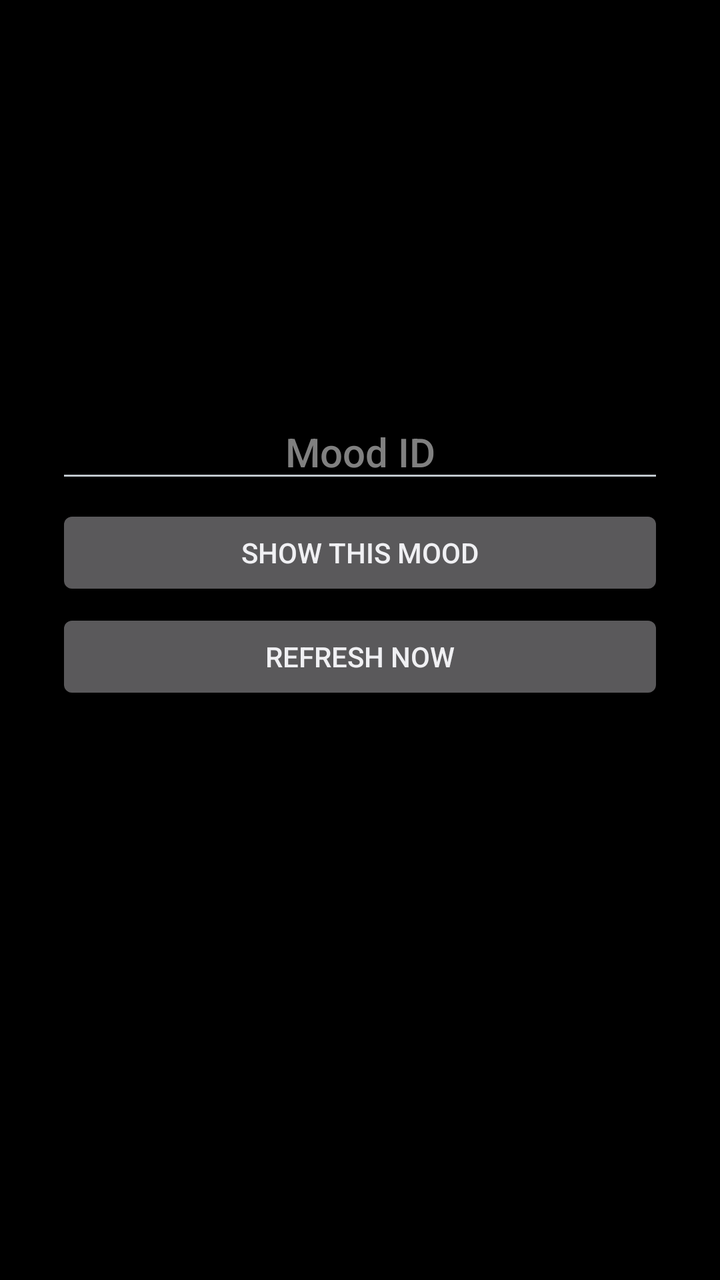
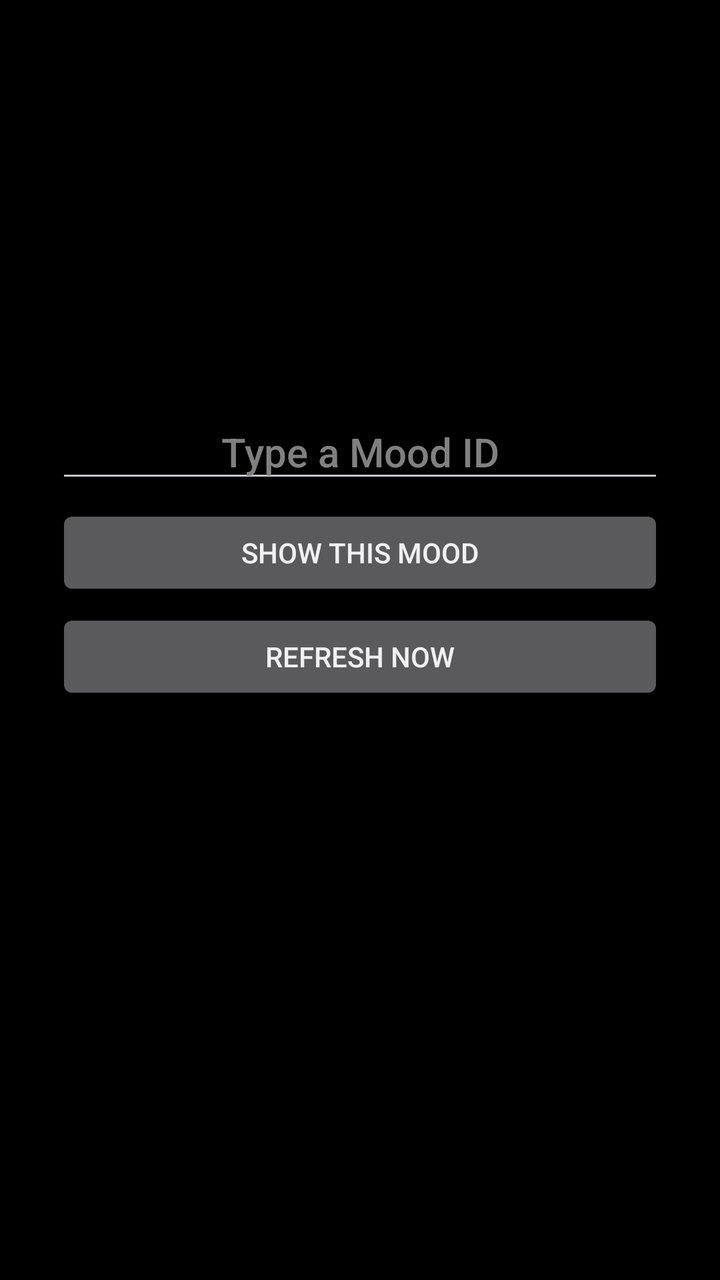

Compare the two renders of this Android layout. The source of the first and the diff that turns it into the second are given below.
<!-- AndroidManifest.xml: application theme android:Theme.DeviceDefault -->
<!-- res/layout/activity_main.xml -->
<?xml version="1.0" encoding="utf-8"?>
<ScrollView xmlns:android="http://schemas.android.com/apk/res/android"
    android:layout_width="match_parent"
    android:layout_height="match_parent"
    android:background="#000000"
    android:fillViewport="true">

    <LinearLayout
        android:layout_width="match_parent"
        android:layout_height="wrap_content"
        android:gravity="center_horizontal"
        android:orientation="vertical"
        android:paddingStart="28dp"
        android:paddingTop="24dp"
        android:paddingEnd="28dp"
        android:paddingBottom="48dp">

        <ImageView
            android:id="@+id/preview"
            android:layout_width="96dp"
            android:layout_height="96dp"
            android:contentDescription="@null"
            android:scaleType="centerCrop" />

        <TextView
            android:id="@+id/title"
            android:layout_width="wrap_content"
            android:layout_height="wrap_content"
            android:layout_marginTop="8dp"
            android:gravity="center"
            android:textColor="#FFFFFF"
            android:textSize="16sp"
            android:textStyle="bold" />

        <TextView
            android:id="@+id/status"
            android:layout_width="wrap_content"
            android:layout_height="wrap_content"
            android:layout_marginTop="2dp"
            android:gravity="center"
            android:textColor="#B0B0B0"
            android:textSize="12sp" />

        <TextView
            android:id="@+id/faceStatus"
            android:layout_width="wrap_content"
            android:layout_height="wrap_content"
            android:layout_marginTop="8dp"
            android:gravity="center"
            android:textColor="#FFFFFF"
            android:textSize="12sp" />

        <Button
            android:id="@+id/faceButton"
            android:layout_width="match_parent"
            android:layout_height="wrap_content"
            android:layout_marginTop="4dp"
            android:visibility="gone" />

        <EditText
            android:id="@+id/tokenInput"
            android:layout_width="match_parent"
            android:layout_height="wrap_content"
            android:layout_marginTop="10dp"
            android:gravity="center"
            android:hint="@string/token_hint"
            android:imeOptions="actionDone"
            android:importantForAutofill="no"
            android:inputType="number"
            android:maxLength="6"
            android:textColor="#FFFFFF"
            android:textColorHint="#808080"
            android:textSize="20sp" />

        <Button
            android:id="@+id/saveButton"
            android:layout_width="match_parent"
            android:layout_height="wrap_content"
            android:layout_marginTop="6dp"
            android:text="@string/show_mood" />

        <Button
            android:id="@+id/refreshButton"
            android:layout_width="match_parent"
            android:layout_height="wrap_content"
            android:layout_marginTop="4dp"
            android:text="@string/refresh_now" />
    </LinearLayout>
</ScrollView>
<!-- resources referenced by this layout -->
<resources>
  <string name="refresh_now">Refresh now</string>
  <string name="show_mood">Show this Mood</string>
  <string name="token_hint">Mood ID</string>
</resources>

<!-- the commit's change to res/layout/activity_main.xml (unified diff, before → after) -->
@@ -40,6 +40,14 @@
             android:gravity="center"
             android:textColor="#B0B0B0"
             android:textSize="12sp" />
+
+        <ProgressBar
+            android:id="@+id/progress"
+            android:layout_width="24dp"
+            android:layout_height="24dp"
+            android:layout_marginTop="4dp"
+            android:indeterminate="true"
+            android:visibility="gone" />
 
         <TextView
             android:id="@+id/faceStatus"
<!-- resource entries referenced after the edit -->
@@ -2,6 +2,6 @@
 <resources>
   <string name="refresh_now">Refresh now</string>
   <string name="show_mood">Show this Mood</string>
-  <string name="token_hint">Mood ID</string>
+  <string name="token_hint">Type a Mood ID</string>
 </resources>
 
